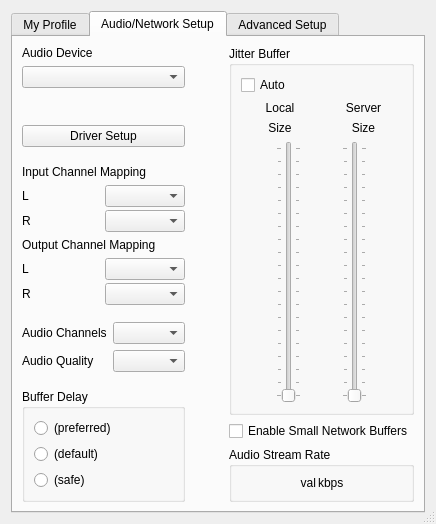
Before: the Qt Designer form src/clientsettingsdlgbase.ui in jamulussoftware/jamulus, drawn with Qt 5.
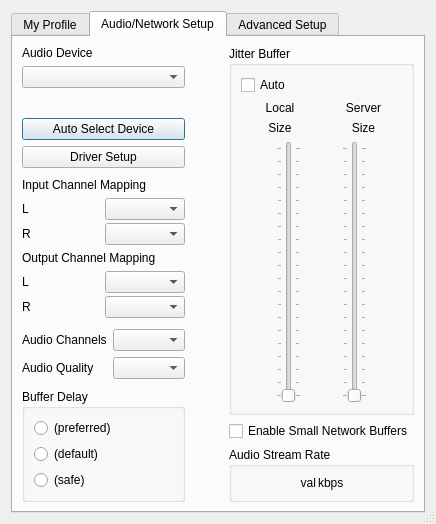
After: the same form once the commit is applied. Icons and pictures are not drawn. Custom widgets are drawn as their Qt base class.

Commit message: Add button to auto select device

Patch:
```diff
--- a/src/clientsettingsdlgbase.ui
+++ b/src/clientsettingsdlgbase.ui
@@ -372,6 +372,13 @@
              <widget class="QLabel" name="lblErrors">
              </widget>
            </item>
+           <item>
+             <widget class="QPushButton" name="butTryLoadAnyDriver">
+               <property name="text">
+                 <string>Auto Select Device</string>
+               </property>
+             </widget>
+           </item>
            <item>
             <widget class="QPushButton" name="butDriverSetup">
              <property name="sizePolicy">
```
The commit also changes 6 other files.
